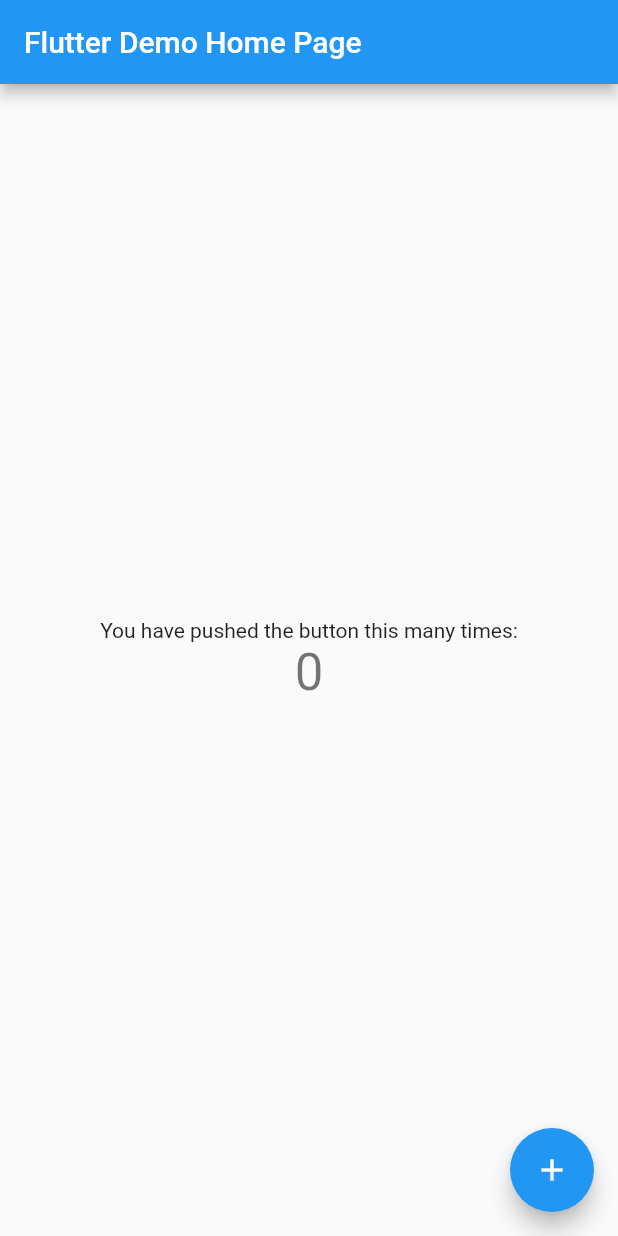
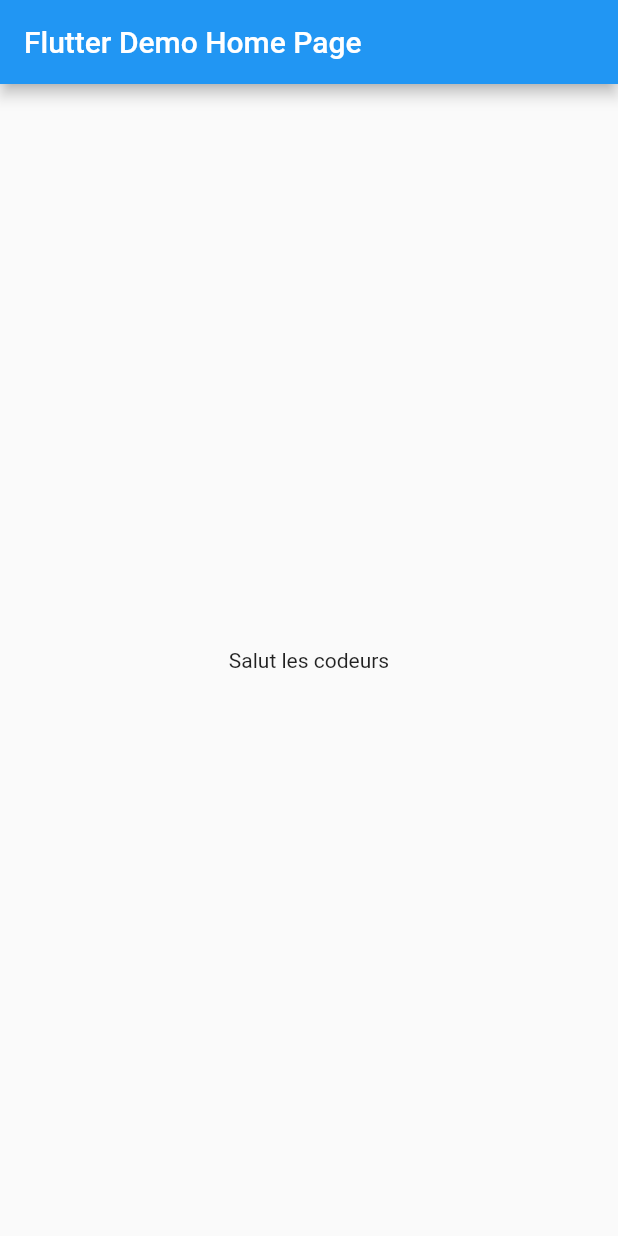
Before and after one commit to Nikuspokus/BLoCs-multiples, a Flutter app: the screen it shows after launch, on a phone screen of 412 x 824 dp. Run offline on Flutter 3.47's test engine with Material 2 defaults, Android fonts, the phone set to English and light mode, and no system bars.

```diff
--- /dev/null
+++ b/lib/bloc/bloc.dart
@@ -0,0 +1,3 @@
+abstract class Bloc{
+  void dispose();
+}
--- /dev/null
+++ b/lib/bloc/bloc_provider.dart
@@ -0,0 +1,24 @@
+import 'package:flutter/cupertino.dart';
+
+import 'bloc.dart';
+
+class BlocProvider<T extends Bloc> extends StatefulWidget {
+  //Bloc en question
+
+  //Child va s'occuper se bloc
+
+  //Constructeur
+
+  //valeur du type
+
+
+  State createState() => _BlocProviderState();
+}
+
+class _BlocProviderState extends State<BlocProvider> {
+  @override
+  Widget build(BuildContext context) {
+    // TODO: implement build
+    throw UnimplementedError();
+  }
+}
--- a/lib/main.dart
+++ b/lib/main.dart
@@ -1,3 +1,4 @@
+import 'package:bloc_multi/ui/main_scaffold.dart';
 import 'package:flutter/material.dart';
 
 void main() => runApp(MyApp());
@@ -10,92 +11,7 @@ class MyApp extends StatelessWidget {
       debugShowCheckedModeBanner: false,
       title: 'BLoCs multiples',
       theme: ThemeData(primarySwatch: Colors.blue,),
-      home: MyHomePage(title: 'Flutter Demo Home Page'),
+      home: MainScaffold(title: 'Flutter Demo Home Page'),
     );
   }
 }
-
-class MyHomePage extends StatefulWidget {
-  MyHomePage({Key key, this.title}) : super(key: key);
-
-  // This widget is the home page of your application. It is stateful, meaning
-  // that it has a State object (defined below) that contains fields that affect
-  // how it looks.
-
-  // This class is the configuration for the state. It holds the values (in this
-  // case the title) provided by the parent (in this case the App widget) and
-  // used by the build method of the State. Fields in a Widget subclass are
-  // always marked "final".
-
-  final String title;
-
-  @override
-  _MyHomePageState createState() => _MyHomePageState();
-}
-
-class _MyHomePageState extends State<MyHomePage> {
-  int _counter = 0;
-
-  void _incrementCounter() {
-    setState(() {
-      // This call to setState tells the Flutter framework that something has
-      // changed in this State, which causes it to rerun the build method below
-      // so that the display can reflect the updated values. If we changed
-      // _counter without calling setState(), then the build method would not be
-      // called again, and so nothing would appear to happen.
-      _counter++;
-    });
-  }
-
-  @override
-  Widget build(BuildContext context) {
-    // This method is rerun every time setState is called, for instance as done
-    // by the _incrementCounter method above.
-    //
-    // The Flutter framework has been optimized to make rerunning build methods
-    // fast, so that you can just rebuild anything that needs updating rather
-    // than having to individually change instances of widgets.
-    return Scaffold(
-      appBar: AppBar(
-        // Here we take the value from the MyHomePage object that was created by
-        // the App.build method, and use it to set our appbar title.
-        title: Text(widget.title),
-      ),
-      body: Center(
-        // Center is a layout widget. It takes a single child and positions it
-        // in the middle of the parent.
-        child: Column(
-          // Column is also a layout widget. It takes a list of children and
-          // arranges them vertically. By default, it sizes itself to fit its
-          // children horizontally, and tries to be as tall as its parent.
-          //
-          // Invoke "debug painting" (press "p" in the console, choose the
-          // "Toggle Debug Paint" action from the Flutter Inspector in Android
-          // Studio, or the "Toggle Debug Paint" command in Visual Studio Code)
-          // to see the wireframe for each widget.
-          //
-          // Column has various properties to control how it sizes itself and
-          // how it positions its children. Here we use mainAxisAlignment to
-          // center the children vertically; the main axis here is the vertical
-          // axis because Columns are vertical (the cross axis would be
-          // horizontal).
-          mainAxisAlignment: MainAxisAlignment.center,
-          children: <Widget>[
-            Text(
-              'You have pushed the button this many times:',
-            ),
-            Text(
-              '$_counter',
-              style: Theme.of(context).textTheme.display1,
-            ),
-          ],
-        ),
-      ),
-      floatingActionButton: FloatingActionButton(
-        onPressed: _incrementCounter,
-        tooltip: 'Increment',
-        child: Icon(Icons.add),
-      ), // This trailing comma makes auto-formatting nicer for build methods.
-    );
-  }
-}
--- /dev/null
+++ b/lib/ui/main_scaffold.dart
@@ -0,0 +1,16 @@
+import 'package:flutter/material.dart';
+
+class MainScaffold extends StatelessWidget {
+
+  final String title;
+  MainScaffold({this.title});
+
+  @override
+  Widget build(BuildContext context) {
+    // TODO: implement build
+    return Scaffold(
+      appBar: AppBar( title: Text(title),),
+      body: Center(child : Text("Salut les codeurs")),
+    );
+  }
+}
```
Also changed, not shown: lib/bloc/counter_bloc.dart (added), lib/bloc/text_bloc.dart (added).
